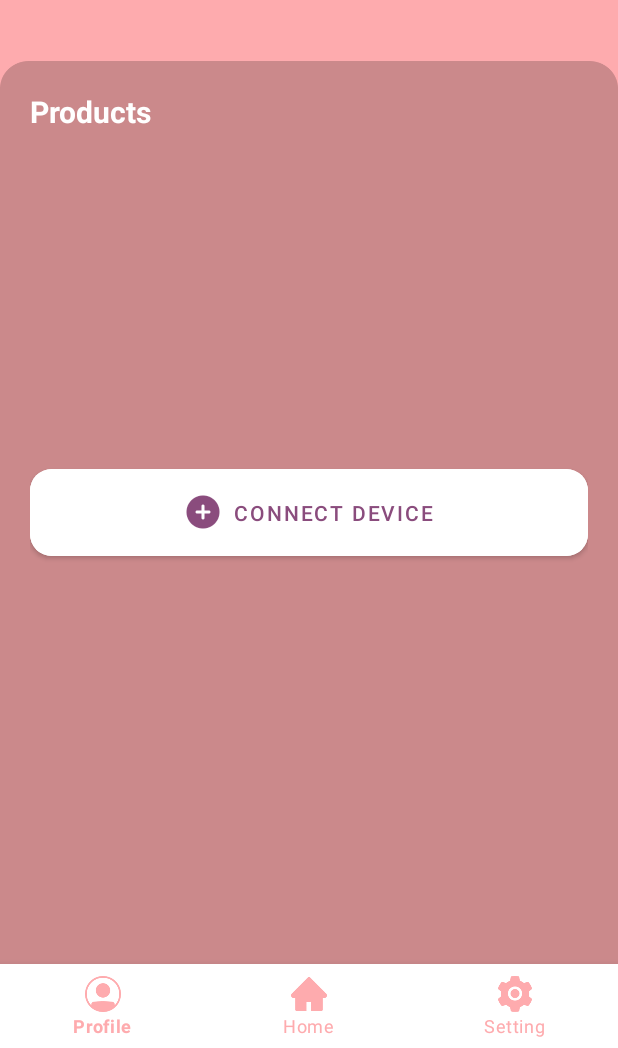
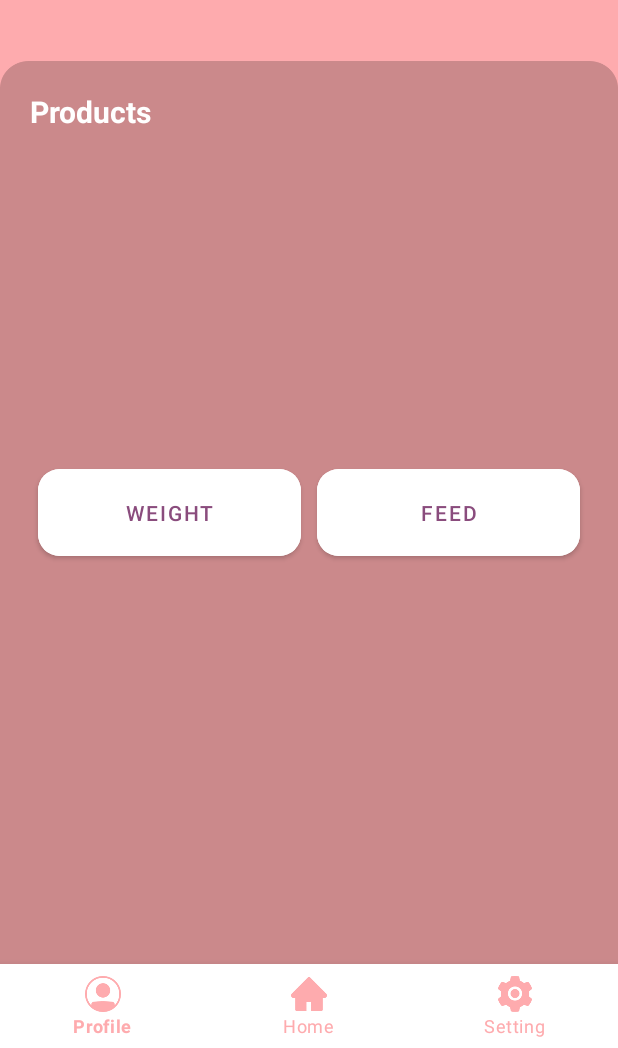
Before and after one commit to mengleang-ngoun/pet_feeding, an Android app: the screen it shows after launch once a user with an empty profile is signed in (MainActivity), on a phone screen of 412 x 824 dp, the part 188-1236 px from its top. Run offline under Robolectric (Android 15) with nearby library versions, the phone set to English and light mode, and no system bars; our stand-ins replace Firebase (no records; nobody signed in at launch, a user with empty details on screens opened directly).

Commit message:
change add device

```diff
--- a/app/src/main/java/com/example/pet_feeding/fragment/HomeFragment.kt
+++ b/app/src/main/java/com/example/pet_feeding/fragment/HomeFragment.kt
@@ -9,6 +9,7 @@ import android.widget.Button
 import android.widget.TextView
 import androidx.fragment.app.commit
 import com.example.pet_feeding.R
+import com.google.android.material.button.MaterialButton
 import com.google.firebase.auth.ktx.auth
 import com.google.firebase.firestore.DocumentReference
 import com.google.firebase.firestore.FirebaseFirestore
@@ -28,15 +29,16 @@ class HomeFragment : Fragment() {
 
     override fun onViewCreated(view: View, savedInstanceState: Bundle?) {
         super.onViewCreated(view, savedInstanceState)
-        val btAddDevice = view.findViewById<Button>(R.id.bt_add_device)
         val username  = view.findViewById<TextView>(R.id.tx_title)
-//        btAddDevice.setOnClickListener {
-//            replaceFragment(ScheduleFeed())
-//        }
+        val weightBtn = view.findViewById<MaterialButton>(R.id.pet_weight)
+        val feedBtn = view.findViewById<MaterialButton>(R.id.feeding)
         Firebase.auth.currentUser?.let {
             uid   =  Firebase.auth.currentUser!!.uid.toString()
         }
 
+        feedBtn.setOnClickListener {
+            replaceFragment(ScheduleFeed())
+        }
         documentReference = FirebaseFirestore.getInstance().collection("users").document(uid)
         documentReference.addSnapshotListener { snapshot, error ->
             if(error != null){
--- a/app/src/main/java/com/example/pet_feeding/fragment/SettingFragment.kt
+++ b/app/src/main/java/com/example/pet_feeding/fragment/SettingFragment.kt
@@ -8,7 +8,9 @@ import android.view.View
 import android.view.ViewGroup
 import android.widget.Button
 import androidx.fragment.app.commit
+import com.example.pet_feeding.AddFeedingDeviceActivity
 import com.example.pet_feeding.AuthenticationActivity
+import com.example.pet_feeding.MainActivity
 import com.example.pet_feeding.R
 import com.example.pet_feeding.ui.auth.SignInFragment
 import com.google.firebase.auth.FirebaseAuth
@@ -29,8 +31,8 @@ class SettingFragment : Fragment() {
         val btLogout = view.findViewById<Button>(R.id.bt_logout)
         val btDevice = view.findViewById<Button>(R.id.bt_device)
         btDevice.setOnClickListener{
-            replaceFragment(ScheduleFeed())
-
+            startActivity(Intent(requireContext(), AddFeedingDeviceActivity::class.java))
+            requireActivity().finish()
         }
 
         btLogout.setOnClickListener{
--- a/app/src/main/res/layout/fragment_home.xml
+++ b/app/src/main/res/layout/fragment_home.xml
@@ -74,22 +74,39 @@
             android:textColor="@color/white"
             android:textSize="20dp"
             android:textStyle="bold" />
-
+        <LinearLayout
+            android:layout_width="match_parent"
+            android:layout_height="wrap_content"
+            android:layout_centerVertical="true">
             <com.google.android.material.button.MaterialButton
-            android:id="@+id/bt_add_device"
-            android:layout_width="match_parent"
+                android:id="@+id/pet_weight"
+                android:layout_width="0dp"
                 android:layout_height="70dp"
-            android:layout_centerVertical="true"
+                android:layout_weight="1"
+                android:layout_marginHorizontal="5dp"
                 android:backgroundTint="@color/white"
-            android:text="@string/add_device"
+                android:text="Weight"
                 android:textColor="@color/purple"
-            app:icon="@drawable/ic_roundcross"
                 app:iconGravity="textStart"
                 app:iconSize="24dp"
                 app:iconTint="@color/purple"
                 app:shapeAppearanceOverlay="@style/buttonShape" />
 
+            <com.google.android.material.button.MaterialButton
+                android:id="@+id/feeding"
+                android:layout_width="0dp"
+                android:layout_height="70dp"
+                android:layout_weight="1"
+                android:layout_marginHorizontal="5dp"
+                android:backgroundTint="@color/white"
+                android:text="Feed"
+                android:textColor="@color/purple"
+                app:iconGravity="textStart"
+                app:iconSize="24dp"
+                app:iconTint="@color/purple"
+                app:shapeAppearanceOverlay="@style/buttonShape" />
 
+        </LinearLayout>
     </RelativeLayout>
 
 
```
Lines whose indentation alone changed are shown as unchanged.
